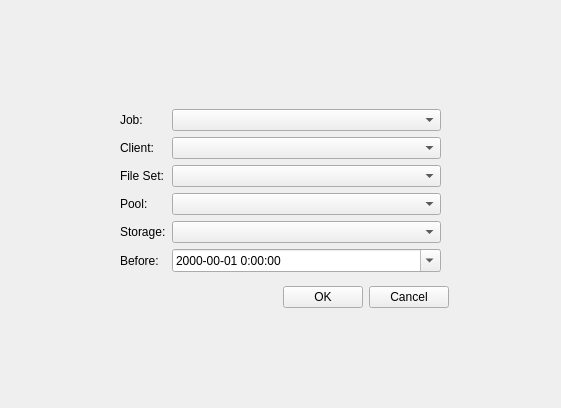
rkorzeniewski/bacula, file bacula/src/qt-console/restore/prerestore.ui: the form before one commit.
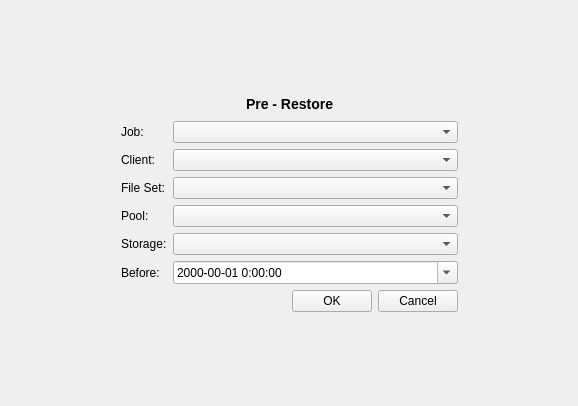
The form after the commit.

Commit message: Moved dialogs to be pages on the stack.  label, run and runcmd. All still have buttons and show up in the page selector as a direct descendent of the director widget.

Diff of the .ui file:
```diff
--- a/bacula/src/qt-console/restore/prerestore.ui
+++ b/bacula/src/qt-console/restore/prerestore.ui
@@ -5,8 +5,8 @@
    <rect>
     <x>0</x>
     <y>0</y>
-    <width>561</width>
-    <height>408</height>
+    <width>578</width>
+    <height>406</height>
    </rect>
   </property>
   <property name="windowTitle" >
@@ -19,45 +19,6 @@
    <property name="spacing" >
     <number>6</number>
    </property>
-   <item row="3" column="1" >
-    <spacer>
-     <property name="orientation" >
-      <enum>Qt::Vertical</enum>
-     </property>
-     <property name="sizeHint" >
-      <size>
-       <width>20</width>
-       <height>40</height>
-      </size>
-     </property>
-    </spacer>
-   </item>
-   <item row="0" column="1" >
-    <spacer>
-     <property name="orientation" >
-      <enum>Qt::Vertical</enum>
-     </property>
-     <property name="sizeHint" >
-      <size>
-       <width>20</width>
-       <height>40</height>
-      </size>
-     </property>
-    </spacer>
-   </item>
-   <item row="1" column="2" >
-    <spacer>
-     <property name="orientation" >
-      <enum>Qt::Horizontal</enum>
-     </property>
-     <property name="sizeHint" >
-      <size>
-       <width>40</width>
-       <height>20</height>
-      </size>
-     </property>
-    </spacer>
-   </item>
    <item row="1" column="0" >
     <spacer>
      <property name="orientation" >
@@ -71,25 +32,81 @@
      </property>
     </spacer>
    </item>
+   <item row="1" column="2" >
+    <spacer>
+     <property name="orientation" >
+      <enum>Qt::Horizontal</enum>
+     </property>
+     <property name="sizeHint" >
+      <size>
+       <width>40</width>
+       <height>20</height>
+      </size>
+     </property>
+    </spacer>
+   </item>
    <item row="1" column="1" >
     <layout class="QGridLayout" >
      <property name="margin" >
-      <number>8</number>
+      <number>0</number>
      </property>
      <property name="spacing" >
       <number>6</number>
      </property>
+     <item row="2" column="1" >
+      <widget class="QComboBox" name="clientCombo" />
+     </item>
      <item row="3" column="0" >
-      <widget class="QLabel" name="label_4" >
+      <widget class="QLabel" name="label_3" >
        <property name="text" >
-        <string>Pool:</string>
+        <string>File Set:</string>
        </property>
        <property name="buddy" >
         <cstring>poolCombo</cstring>
        </property>
       </widget>
      </item>
-     <item row="1" column="0" >
+     <item row="7" column="0" colspan="2" >
+      <layout class="QHBoxLayout" >
+       <property name="margin" >
+        <number>0</number>
+       </property>
+       <property name="spacing" >
+        <number>6</number>
+       </property>
+       <item>
+        <spacer>
+         <property name="orientation" >
+          <enum>Qt::Horizontal</enum>
+         </property>
+         <property name="sizeHint" >
+          <size>
+           <width>171</width>
+           <height>20</height>
+          </size>
+         </property>
+        </spacer>
+       </item>
+       <item>
+        <widget class="QPushButton" name="okButton" >
+         <property name="text" >
+          <string>OK</string>
+         </property>
+        </widget>
+       </item>
+       <item>
+        <widget class="QPushButton" name="cancelButton" >
+         <property name="text" >
+          <string>Cancel</string>
+         </property>
+        </widget>
+       </item>
+      </layout>
+     </item>
+     <item row="4" column="1" >
+      <widget class="QComboBox" name="poolCombo" />
+     </item>
+     <item row="2" column="0" >
       <widget class="QLabel" name="label_2" >
        <property name="text" >
         <string>Client:</string>
@@ -99,19 +116,92 @@
        </property>
       </widget>
      </item>
-     <item row="2" column="1" >
-      <widget class="QComboBox" name="filesetCombo" />
+     <item row="0" column="0" colspan="2" >
+      <layout class="QHBoxLayout" >
+       <property name="margin" >
+        <number>0</number>
+       </property>
+       <property name="spacing" >
+        <number>6</number>
+       </property>
+       <item>
+        <spacer>
+         <property name="orientation" >
+          <enum>Qt::Horizontal</enum>
+         </property>
+         <property name="sizeHint" >
+          <size>
+           <width>71</width>
+           <height>21</height>
+          </size>
+         </property>
+        </spacer>
+       </item>
+       <item>
+        <widget class="QLabel" name="run" >
+         <property name="maximumSize" >
+          <size>
+           <width>16777215</width>
+           <height>30</height>
+          </size>
+         </property>
+         <property name="text" >
+          <string>&lt;h3>Pre - Restore&lt;/h3></string>
+         </property>
+        </widget>
+       </item>
+       <item>
+        <spacer>
+         <property name="orientation" >
+          <enum>Qt::Horizontal</enum>
+         </property>
+         <property name="sizeHint" >
+          <size>
+           <width>81</width>
+           <height>20</height>
+          </size>
+         </property>
+        </spacer>
+       </item>
+      </layout>
      </item>
-     <item row="1" column="1" >
-      <widget class="QComboBox" name="clientCombo" />
+     <item row="4" column="0" >
+      <widget class="QLabel" name="label_4" >
+       <property name="text" >
+        <string>Pool:</string>
+       </property>
+       <property name="buddy" >
+        <cstring>poolCombo</cstring>
+       </property>
+      </widget>
      </item>
-     <item row="4" column="1" >
+     <item row="5" column="1" >
       <widget class="QComboBox" name="storageCombo" />
      </item>
      <item row="3" column="1" >
-      <widget class="QComboBox" name="poolCombo" />
+      <widget class="QComboBox" name="filesetCombo" />
      </item>
-     <item row="5" column="1" >
+     <item row="6" column="0" >
+      <widget class="QLabel" name="label_6" >
+       <property name="text" >
+        <string>Before:</string>
+       </property>
+       <property name="buddy" >
+        <cstring>beforeDateTime</cstring>
+       </property>
+      </widget>
+     </item>
+     <item row="1" column="0" >
+      <widget class="QLabel" name="label" >
+       <property name="text" >
+        <string>Job:</string>
+       </property>
+       <property name="buddy" >
+        <cstring>jobCombo</cstring>
+       </property>
+      </widget>
+     </item>
+     <item row="6" column="1" >
       <widget class="QDateTimeEdit" name="beforeDateTime" >
        <property name="minimumDate" >
         <date>
@@ -128,47 +218,7 @@
        </property>
       </widget>
      </item>
-     <item row="2" column="0" >
-      <widget class="QLabel" name="label_3" >
-       <property name="text" >
-        <string>File Set:</string>
-       </property>
-       <property name="buddy" >
-        <cstring>filesetCombo</cstring>
-       </property>
-      </widget>
-     </item>
-     <item row="0" column="0" >
-      <widget class="QLabel" name="label" >
-       <property name="text" >
-        <string>Job:</string>
-       </property>
-       <property name="buddy" >
-        <cstring>jobCombo</cstring>
-       </property>
-      </widget>
-     </item>
-     <item row="4" column="0" >
-      <widget class="QLabel" name="label_5" >
-       <property name="text" >
-        <string>Storage:</string>
-       </property>
-       <property name="buddy" >
-        <cstring>storageCombo</cstring>
-       </property>
-      </widget>
-     </item>
-     <item row="5" column="0" >
-      <widget class="QLabel" name="label_6" >
-       <property name="text" >
-        <string>Before:</string>
-       </property>
-       <property name="buddy" >
-        <cstring>beforeDateTime</cstring>
-       </property>
-      </widget>
-     </item>
-     <item row="0" column="1" >
+     <item row="1" column="1" >
       <widget class="QComboBox" name="jobCombo" >
        <property name="sizePolicy" >
         <sizepolicy>
@@ -186,44 +236,43 @@
        </property>
       </widget>
      </item>
+     <item row="5" column="0" >
+      <widget class="QLabel" name="label_5" >
+       <property name="text" >
+        <string>Storage:</string>
+       </property>
+       <property name="buddy" >
+        <cstring>storageCombo</cstring>
+       </property>
+      </widget>
+     </item>
     </layout>
    </item>
+   <item row="0" column="1" >
+    <spacer>
+     <property name="orientation" >
+      <enum>Qt::Vertical</enum>
+     </property>
+     <property name="sizeHint" >
+      <size>
+       <width>20</width>
+       <height>40</height>
+      </size>
+     </property>
+    </spacer>
+   </item>
    <item row="2" column="1" >
-    <layout class="QHBoxLayout" >
-     <property name="margin" >
-      <number>0</number>
+    <spacer>
+     <property name="orientation" >
+      <enum>Qt::Vertical</enum>
      </property>
-     <property name="spacing" >
-      <number>6</number>
+     <property name="sizeHint" >
+      <size>
+       <width>20</width>
+       <height>40</height>
+      </size>
      </property>
-     <item>
-      <spacer>
-       <property name="orientation" >
-        <enum>Qt::Horizontal</enum>
-       </property>
-       <property name="sizeHint" >
-        <size>
-         <width>171</width>
-         <height>20</height>
-        </size>
-       </property>
-      </spacer>
-     </item>
-     <item>
-      <widget class="QPushButton" name="okButton" >
-       <property name="text" >
-        <string>OK</string>
-       </property>
-      </widget>
-     </item>
-     <item>
-      <widget class="QPushButton" name="cancelButton" >
-       <property name="text" >
-        <string>Cancel</string>
-       </property>
-      </widget>
-     </item>
-    </layout>
+    </spacer>
    </item>
   </layout>
  </widget>
```
Left out of the diff: 2 changed lines with no effect on the pictures. The commit also changes 18 other files.
